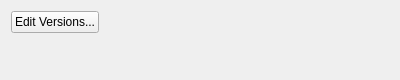
Above: core/ui/settings_apps_ui.ui from mjbonnington/icarus-gps before the change. Below: the same form after it.
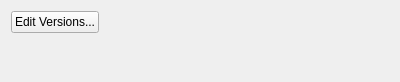
That is the form after the change.

```diff
--- a/core/ui/settings_apps_ui.ui
+++ b/core/ui/settings_apps_ui.ui
@@ -7,7 +7,7 @@
     <x>0</x>
     <y>0</y>
     <width>400</width>
-    <height>80</height>
+    <height>82</height>
    </rect>
   </property>
   <property name="windowTitle">
```
Left out of the diff: 3 changed lines with no effect on the pictures.
